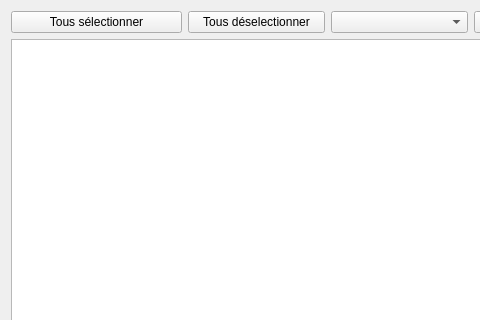
Above: f_retards.ui from nivhg/ludopen before the change; both pictures show x 0 to 480 and y 0 to 320 of the 1065 by 600 pixel window. Below: the same form after it.
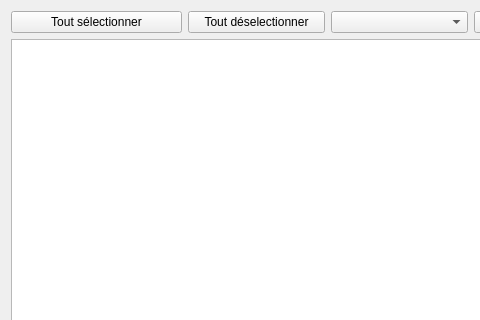
That is the form after the change. Icons and pictures are not drawn.

The edit to the form file:
```diff
--- a/f_retards.ui
+++ b/f_retards.ui
@@ -166,7 +166,7 @@
      <item row="1" column="1">
       <widget class="QPushButton" name="Bt_Deselectionner">
        <property name="text">
-        <string>Tous déselectionner</string>
+        <string>Tout déselectionner</string>
        </property>
        <property name="icon">
         <iconset>
@@ -220,7 +220,7 @@
      <item row="1" column="0">
       <widget class="QPushButton" name="Bt_Selectionner">
        <property name="text">
-        <string>Tous sélectionner</string>
+        <string>Tout sélectionner</string>
        </property>
       </widget>
      </item>
```
